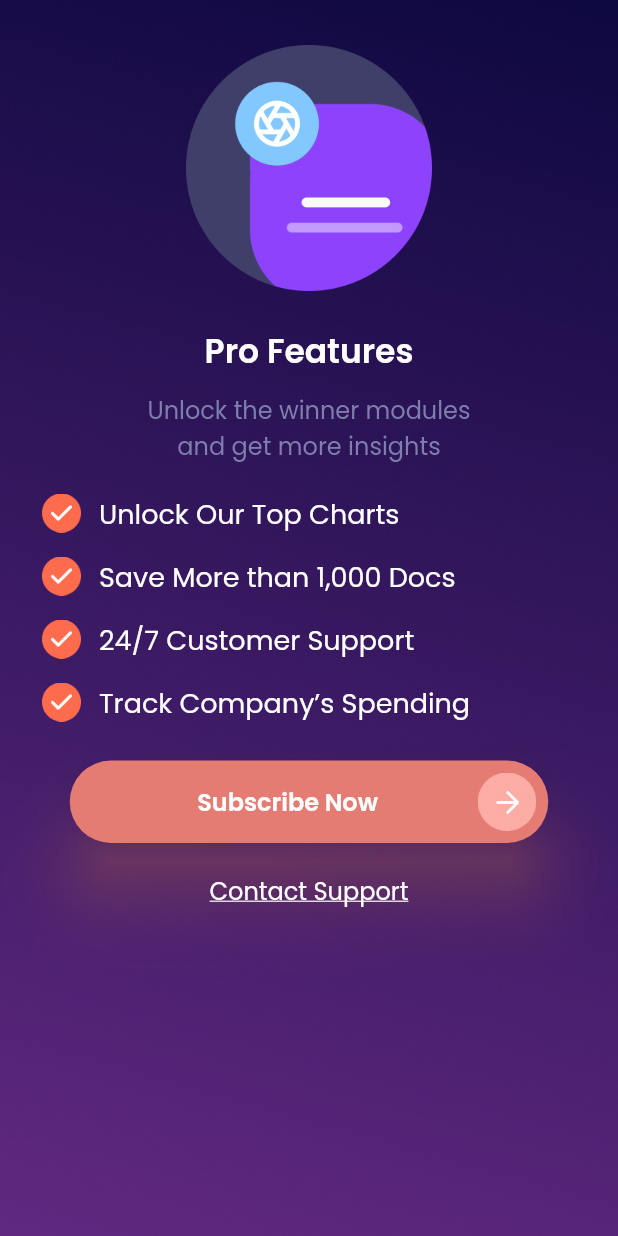
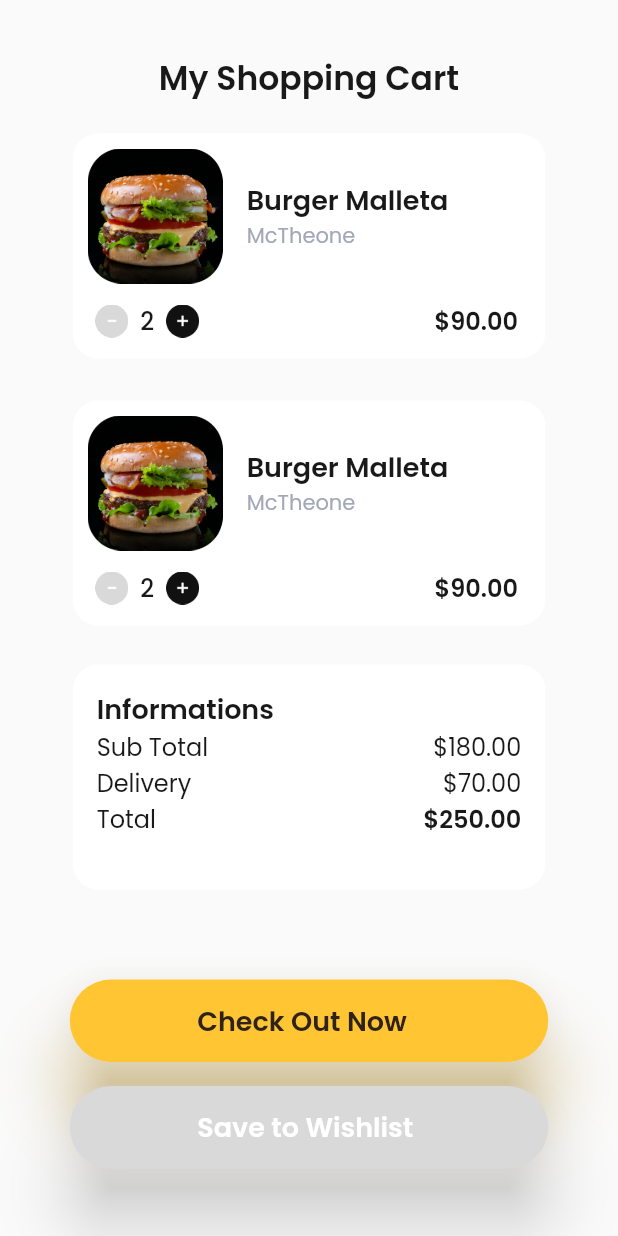
Before and after one commit to zakariyah24/sevendays-slicing, a Flutter app: the screen it shows after launch, on a phone screen of 412 x 824 dp. Run offline on Flutter 3.47's test engine with Material 2 defaults, Android fonts, the phone set to English and light mode, and no system bars; our stand-ins replace flutter_rating_bar, google_fonts.

Commit message:
add first random

```diff
--- a/lib/main.dart
+++ b/lib/main.dart
@@ -1,6 +1,7 @@
 import 'package:flutter/material.dart';
 import 'package:sevendays/pages/first_empty.dart';
 import 'package:sevendays/pages/first_pricing.dart';
+import 'package:sevendays/pages/first_random.dart';
 import 'package:sevendays/pages/first_rating.dart';
 import 'package:sevendays/pages/first_signin.dart';
 import 'package:sevendays/pages/first_splash.dart';
@@ -10,8 +11,7 @@ import 'package:sevendays/pages/second_pricing.dart';
 import 'package:sevendays/pages/second_rating.dart';
 import 'package:sevendays/pages/second_started.dart';
 import 'package:sevendays/pages/second_splash.dart';
-
-import 'pages/second_signin.dart';
+import 'package:sevendays/pages/second_signin.dart';
 
 void main(List<String> args) {
   runApp(const SevenDays());
@@ -24,7 +24,7 @@ class SevenDays extends StatelessWidget {
   Widget build(BuildContext context) {
     return const MaterialApp(
       debugShowCheckedModeBanner: false,
-      home: SecondPricing(),
+      home: FirstRandom(),
     );
   }
 }
--- /dev/null
+++ b/lib/pages/first_random.dart
@@ -0,0 +1,275 @@
+import 'package:flutter/material.dart';
+import 'package:google_fonts/google_fonts.dart';
+
+class FirstRandom extends StatelessWidget {
+  const FirstRandom({Key? key}) : super(key: key);
+
+  @override
+  Widget build(BuildContext context) {
+    return SafeArea(
+      child: Scaffold(
+        backgroundColor: const Color(0xffFAFAFA),
+        body: SingleChildScrollView(
+          child: Column(
+            children: [
+              Padding(
+                padding: const EdgeInsets.only(top: 36),
+                child: Text(
+                  "My Shopping Cart",
+                  style: GoogleFonts.poppins(
+                    fontSize: 22,
+                    fontWeight: FontWeight.w600,
+                    color: const Color(0xff191919),
+                  ),
+                ),
+              ),
+              const SizedBox(height: 20),
+              const CartShopping(),
+              const SizedBox(height: 28),
+              const CartShopping(),
+              const SizedBox(height: 26),
+              Container(
+                width: 315,
+                height: 150,
+                decoration: BoxDecoration(
+                  color: const Color(0xffFFFFFF),
+                  borderRadius: BorderRadius.circular(17),
+                ),
+                child: Padding(
+                  padding: const EdgeInsets.only(top: 16, left: 16, right: 16),
+                  child: Column(
+                    crossAxisAlignment: CrossAxisAlignment.start,
+                    mainAxisAlignment: MainAxisAlignment.start,
+                    children: [
+                      Text(
+                        "Informations",
+                        style: GoogleFonts.poppins(
+                          fontWeight: FontWeight.w600,
+                          color: const Color(0xff191919),
+                          fontSize: 18,
+                        ),
+                      ),
+                      Row(
+                        mainAxisAlignment: MainAxisAlignment.spaceBetween,
+                        children: [
+                          Text(
+                            "Sub Total",
+                            style: GoogleFonts.poppins(
+                              fontSize: 16,
+                              color: const Color(0xff191919),
+                            ),
+                          ),
+                          const SizedBox(width: 145),
+                          Text(
+                            "\$180.00",
+                            style: GoogleFonts.poppins(
+                              fontSize: 16,
+                              color: const Color(0xff191919),
+                            ),
+                          ),
+                        ],
+                      ),
+                      Row(
+                        mainAxisAlignment: MainAxisAlignment.spaceBetween,
+                        children: [
+                          Text(
+                            "Delivery",
+                            style: GoogleFonts.poppins(
+                              fontSize: 16,
+                              color: const Color(0xff191919),
+                            ),
+                          ),
+                          const SizedBox(width: 145),
+                          Text(
+                            "\$70.00",
+                            style: GoogleFonts.poppins(
+                              fontSize: 16,
+                              color: const Color(0xff191919),
+                            ),
+                          ),
+                        ],
+                      ),
+                      Row(
+                        mainAxisAlignment: MainAxisAlignment.spaceBetween,
+                        children: [
+                          Text(
+                            "Total",
+                            style: GoogleFonts.poppins(
+                              fontSize: 16,
+                              color: const Color(0xff191919),
+                            ),
+                          ),
+                          const SizedBox(width: 145),
+                          Text(
+                            "\$250.00",
+                            style: GoogleFonts.poppins(
+                              fontSize: 16,
+                              fontWeight: FontWeight.w600,
+                              color: const Color(0xff191919),
+                            ),
+                          ),
+                        ],
+                      ),
+                    ],
+                  ),
+                ),
+              ),
+              const SizedBox(height: 60),
+              SizedBox(
+                width: 319,
+                height: 55,
+                child: TextButton(
+                  style: TextButton.styleFrom(
+                      shadowColor: const Color(0xffFFC532),
+                      elevation: 20,
+                      backgroundColor: const Color(0xffFFC532),
+                      shape: RoundedRectangleBorder(
+                          borderRadius: BorderRadius.circular(31))),
+                  onPressed: () {},
+                  child: Padding(
+                    padding: const EdgeInsets.only(left: 77),
+                    child: Row(
+                      mainAxisAlignment: MainAxisAlignment.spaceBetween,
+                      children: [
+                        Text(
+                          'Check Out Now',
+                          style: GoogleFonts.poppins(
+                              fontSize: 18,
+                              fontWeight: FontWeight.w600,
+                              color: const Color(0xff2E221B)),
+                        ),
+                      ],
+                    ),
+                  ),
+                ),
+              ),
+              const SizedBox(height: 16),
+              SizedBox(
+                width: 319,
+                height: 55,
+                child: TextButton(
+                  style: TextButton.styleFrom(
+                      shadowColor: const Color(0xffD9D9D9),
+                      elevation: 20,
+                      backgroundColor: const Color(0xffD9D9D9),
+                      shape: RoundedRectangleBorder(
+                          borderRadius: BorderRadius.circular(31))),
+                  onPressed: () {},
+                  child: Padding(
+                    padding: const EdgeInsets.only(left: 77),
+                    child: Row(
+                      mainAxisAlignment: MainAxisAlignment.spaceBetween,
+                      children: [
+                        Text(
+                          'Save to Wishlist',
+                          style: GoogleFonts.poppins(
+                              fontSize: 18,
+                              fontWeight: FontWeight.w600,
+                              color: const Color(0xffFFFFFF)),
+                        ),
+                      ],
+                    ),
+                  ),
+                ),
+              ),
+              const SizedBox(height: 24)
+            ],
+          ),
+        ),
+      ),
+    );
+  }
+}
+
+class CartShopping extends StatelessWidget {
+  const CartShopping({
+    Key? key,
+  }) : super(key: key);
+
+  @override
+  Widget build(BuildContext context) {
+    return Center(
+      child: Container(
+          width: 315,
+          height: 150,
+          decoration: BoxDecoration(
+              color: const Color(0xffFFFFFF),
+              borderRadius: BorderRadius.circular(17)),
+          child: Column(
+            mainAxisAlignment: MainAxisAlignment.start,
+            crossAxisAlignment: CrossAxisAlignment.start,
+            children: [
+              Padding(
+                padding: const EdgeInsets.only(left: 10, top: 10),
+                child: Row(
+                  children: [
+                    Image.asset("assets/burger_icon.png", width: 90),
+                    const SizedBox(width: 16),
+                    Column(
+                      crossAxisAlignment: CrossAxisAlignment.start,
+                      children: [
+                        Text(
+                          "Burger Malleta",
+                          style: GoogleFonts.poppins(
+                            fontWeight: FontWeight.w600,
+                            fontSize: 18,
+                            color: const Color(
+                              0xff191919,
+                            ),
+                          ),
+                        ),
+                        Text(
+                          "McTheone",
+                          style: GoogleFonts.poppins(
+                            fontWeight: FontWeight.w400,
+                            fontSize: 14,
+                            color: const Color(0xffA3A8B8),
+                          ),
+                        ),
+                      ],
+                    )
+                  ],
+                ),
+              ),
+              const SizedBox(height: 13),
+              Padding(
+                padding: const EdgeInsets.only(left: 15),
+                child: Row(
+                  mainAxisAlignment: MainAxisAlignment.start,
+                  children: [
+                    Image.asset(
+                      "assets/minus_icon.png",
+                      width: 22,
+                    ),
+                    Padding(
+                      padding: const EdgeInsets.only(left: 8, right: 8),
+                      child: Text(
+                        "2",
+                        style: GoogleFonts.poppins(
+                            fontSize: 16,
+                            color: const Color(0xff191919),
+                            fontWeight: FontWeight.w500),
+                      ),
+                    ),
+                    Image.asset(
+                      "assets/plus_icon.png",
+                      width: 22,
+                    ),
+                    const SizedBox(
+                      width: 157,
+                    ),
+                    Text(
+                      "\$90.00",
+                      style: GoogleFonts.poppins(
+                          fontSize: 16,
+                          fontWeight: FontWeight.w600,
+                          color: const Color(0xff191919)),
+                    )
+                  ],
+                ),
+              )
+            ],
+          )),
+    );
+  }
+}
```
Also changed, not shown: assets/burger_icon.png (added), assets/fri.png (added), assets/minus_icon.png (added), assets/mojito.png (added), assets/plus_icon.png (added), assets/river.png (added), assets/sat.png (added), assets/sun.png (added), assets/thu.png (added).
